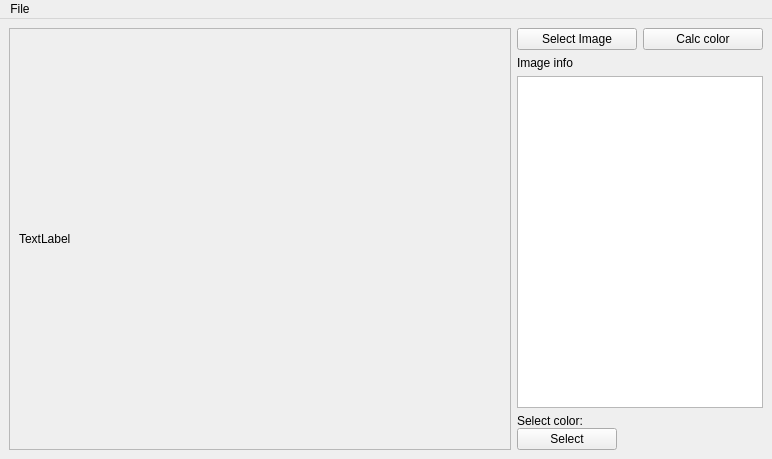
Old version of the form include/mainwindow.ui in the repository VMaksimN/imager.
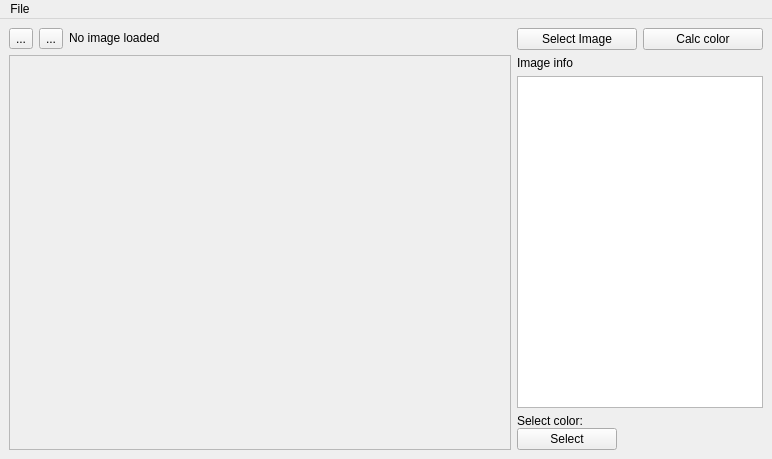
New version of the form. Icons and pictures are not drawn. Custom widgets are drawn as their Qt base class.

Commit message: Added loading of multiple images

The edit to the form file:
```diff
--- a/include/mainwindow.ui
+++ b/include/mainwindow.ui
@@ -17,8 +17,51 @@
    <layout class="QHBoxLayout" name="horizontalLayout">
     <item>
      <layout class="QVBoxLayout" name="ImageLayout">
+      <item>
+       <layout class="QHBoxLayout" name="horizontalLayout_2">
+        <item>
+         <widget class="QToolButton" name="PrevImageToolButton">
+          <property name="text">
+           <string>...</string>
+          </property>
+          <property name="icon">
+           <iconset theme="arrow-left"/>
+          </property>
+         </widget>
+        </item>
+        <item>
+         <widget class="QToolButton" name="NextImageToolButton">
+          <property name="text">
+           <string>...</string>
+          </property>
+          <property name="icon">
+           <iconset theme="arrow-right"/>
+          </property>
+         </widget>
+        </item>
+        <item>
+         <widget class="QLabel" name="CurrentImageLabel">
+          <property name="sizePolicy">
+           <sizepolicy hsizetype="Minimum" vsizetype="Maximum">
+            <horstretch>0</horstretch>
+            <verstretch>0</verstretch>
+           </sizepolicy>
+          </property>
+          <property name="text">
+           <string>No image loaded</string>
+          </property>
+         </widget>
+        </item>
+       </layout>
+      </item>
       <item>
        <widget class="QScrollArea" name="scrollArea">
+        <property name="sizePolicy">
+         <sizepolicy hsizetype="Expanding" vsizetype="Expanding">
+          <horstretch>0</horstretch>
+          <verstretch>0</verstretch>
+         </sizepolicy>
+        </property>
         <property name="widgetResizable">
          <bool>true</bool>
         </property>
@@ -28,20 +71,20 @@
            <x>0</x>
            <y>0</y>
            <width>484</width>
-           <height>409</height>
+           <height>378</height>
           </rect>
          </property>
          <layout class="QVBoxLayout" name="verticalLayout">
           <item>
            <widget class="QLabel" name="ImageLabel">
             <property name="sizePolicy">
-             <sizepolicy hsizetype="Minimum" vsizetype="Minimum">
+             <sizepolicy hsizetype="Preferred" vsizetype="Preferred">
               <horstretch>0</horstretch>
               <verstretch>0</verstretch>
              </sizepolicy>
             </property>
             <property name="text">
-             <string>TextLabel</string>
+             <string/>
             </property>
            </widget>
           </item>
```
The commit also changes 2 other files.
